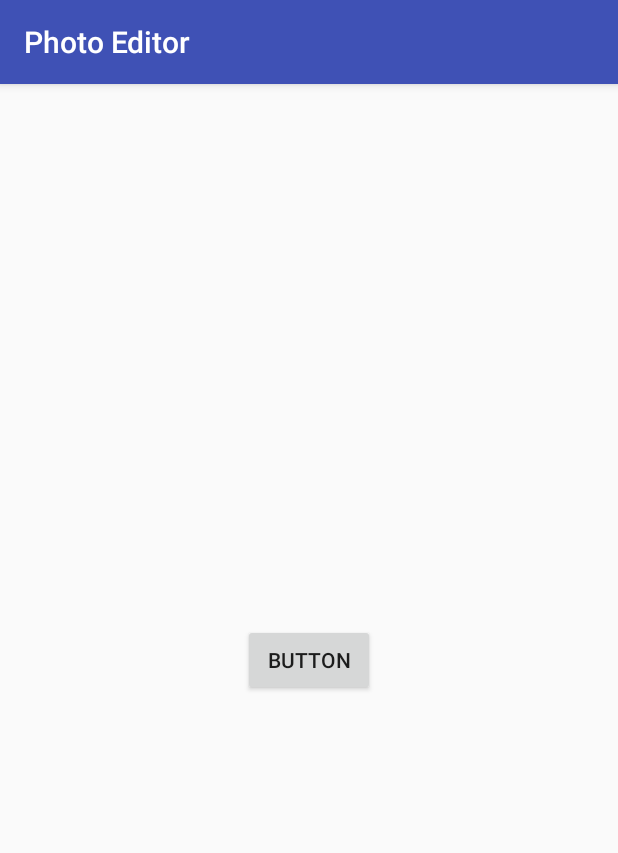
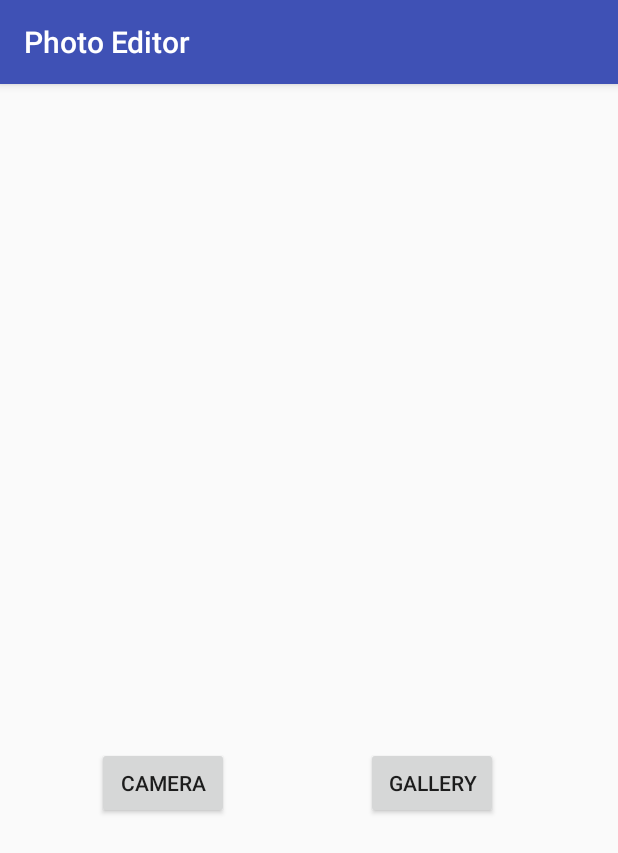
Before and after one commit to bsjian/PhotoEditor, an Android app: the screen it shows after launch (MainActivity), on a phone screen of 412 x 824 dp. Shown: the top 853 px of the screen. Run offline under Robolectric (Android 15) with nearby library versions, the phone set to English and light mode, and no system bars.

Commit message:
Enabled Gallery and created customAdapter for Gellery

```diff
--- a/app/src/main/java/com/boshengjian/photoeditor/MainActivity.java
+++ b/app/src/main/java/com/boshengjian/photoeditor/MainActivity.java
@@ -7,6 +7,7 @@ import android.view.View;
 import android.widget.Button;
 
 import com.boshengjian.photoeditor.activities.CameraActivity;
+import com.boshengjian.photoeditor.activities.GalleryActivity;
 
 public class MainActivity extends AppCompatActivity {
 
@@ -15,12 +16,20 @@ public class MainActivity extends AppCompatActivity {
         super.onCreate(savedInstanceState);
         setContentView(R.layout.activity_main);
 
-        Button button = (Button) findViewById(R.id.btn1);
-        button.setOnClickListener(new View.OnClickListener() {
+        Button camBtn = (Button) findViewById(R.id.btn1);
+        camBtn.setOnClickListener(new View.OnClickListener() {
             @Override
             public void onClick(View v) {
                 startActivity(new Intent(MainActivity.this, CameraActivity.class));
             }
         });
+        Button galleryBtn = (Button) findViewById(R.id.btn2);
+        galleryBtn.setOnClickListener(new View.OnClickListener() {
+            @Override
+            public void onClick(View v) {
+                startActivity(new Intent(MainActivity.this, GalleryActivity.class));
+            }
+        });
+
     }
 }
--- a/app/src/main/res/layout/activity_main.xml
+++ b/app/src/main/res/layout/activity_main.xml
@@ -6,30 +6,36 @@
     android:layout_height="match_parent"
     tools:context=".MainActivity">
 
-    <TextView
-        android:id="@+id/textView"
-        android:layout_width="wrap_content"
-        android:layout_height="wrap_content"
-        android:text="Hello World!"
-        app:layout_constraintBottom_toBottomOf="parent"
-        app:layout_constraintLeft_toLeftOf="parent"
-        app:layout_constraintRight_toRightOf="parent"
-        app:layout_constraintTop_toTopOf="parent" />
-
     <Button
         android:id="@+id/btn1"
         android:layout_width="wrap_content"
         android:layout_height="wrap_content"
-        android:layout_marginBottom="8dp"
-        android:layout_marginEnd="8dp"
-        android:layout_marginLeft="8dp"
-        android:layout_marginRight="8dp"
-        android:layout_marginStart="8dp"
-        android:layout_marginTop="8dp"
-        android:text="Button"
+        android:layout_marginBottom="278dp"
+        android:layout_marginEnd="91dp"
+        android:layout_marginLeft="64dp"
+        android:layout_marginRight="91dp"
+        android:layout_marginStart="64dp"
+        android:layout_marginTop="276dp"
+        android:text="Camera"
+        app:layout_constraintBottom_toBottomOf="parent"
+        app:layout_constraintEnd_toStartOf="@+id/btn2"
+        app:layout_constraintHorizontal_bias="1.0"
+        app:layout_constraintStart_toStartOf="parent"
+        app:layout_constraintTop_toTopOf="parent"
+        app:layout_constraintVertical_bias="1.0" />
+
+    <Button
+        android:id="@+id/btn2"
+        android:layout_width="wrap_content"
+        android:layout_height="wrap_content"
+        android:layout_marginBottom="278dp"
+        android:layout_marginEnd="80dp"
+        android:layout_marginRight="80dp"
+        android:layout_marginTop="276dp"
+        android:text="Gallery"
         app:layout_constraintBottom_toBottomOf="parent"
         app:layout_constraintEnd_toEndOf="parent"
-        app:layout_constraintStart_toStartOf="parent"
-        app:layout_constraintTop_toTopOf="parent" />
+        app:layout_constraintTop_toTopOf="parent"
+        app:layout_constraintVertical_bias="1.0" />
 
 </android.support.constraint.ConstraintLayout>
```
Also changed, not shown: app/src/main/AndroidManifest.xml (+9 -4 lines), app/src/main/java/com/boshengjian/photoeditor/activities/CameraActivity.java (+30 -2 lines), app/src/main/java/com/boshengjian/photoeditor/activities/GalleryActivity.java (added, +71 -0 lines), app/src/main/java/com/boshengjian/photoeditor/adapter/CustomGridAdapter.java (added, +64 -0 lines), app/src/main/java/com/boshengjian/photoeditor/utils/Configutils.java (added, +7 -0 lines), app/src/main/res/layout/activity_gallery.xml (added, +37 -0 lines).
